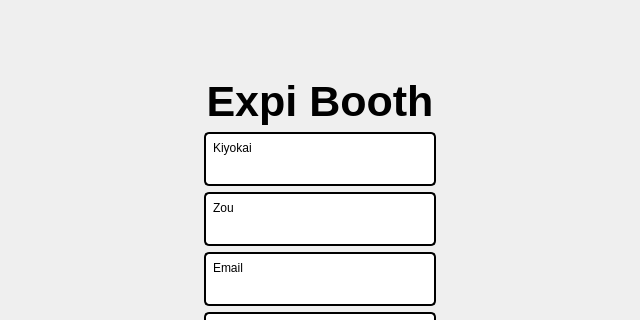
Old version of the form app/ui/startup/login.ui in the repository MrYapikZ/kaikitsu; both pictures show x 0 to 640 and y 0 to 320 of the 640 by 480 pixel window.
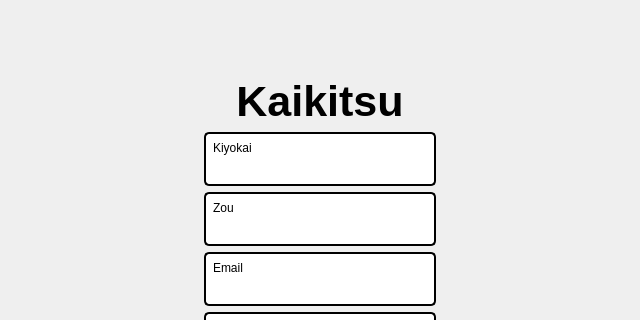
New version of the form.

What changed in the file:
```diff
--- a/app/ui/startup/login.ui
+++ b/app/ui/startup/login.ui
@@ -79,7 +79,7 @@
          </font>
         </property>
         <property name="text">
-         <string>Expi Booth</string>
+         <string>Kaikitsu</string>
         </property>
         <property name="alignment">
          <set>Qt::AlignmentFlag::AlignCenter</set>
```
